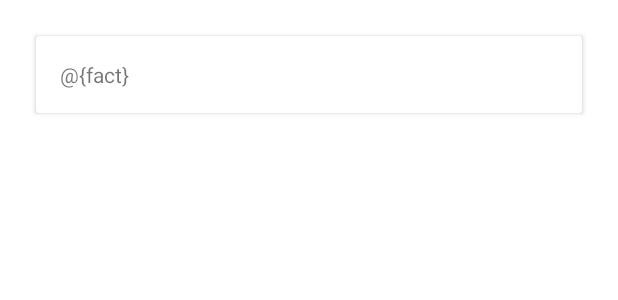
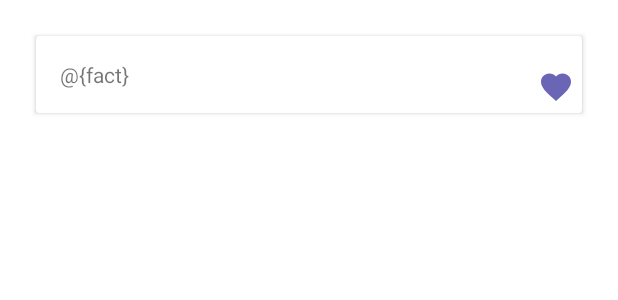
Before and after one commit to ZhuanM/android-facts, an Android app: the layout facts_list_item.xml on its own in the app's theme, with its tools: preview values and no code run, on a phone screen of 412 x 824 dp. Shown: the top 300 px of the screen. Run offline under Robolectric (Android 15) with nearby library versions, the phone set to English and light mode, and no system bars.

Commit message:
Added favorite icon with no functionality yet

```diff
--- /dev/null
+++ b/app/src/main/res/drawable/purple_heart.xml
@@ -0,0 +1,8 @@
+<!-- drawable/heart.xml -->
+<vector xmlns:android="http://schemas.android.com/apk/res/android"
+    android:height="24dp"
+    android:width="24dp"
+    android:viewportWidth="24"
+    android:viewportHeight="24">
+    <path android:fillColor="#6A65B5" android:pathData="M12,21.35L10.55,20.03C5.4,15.36 2,12.27 2,8.5C2,5.41 4.42,3 7.5,3C9.24,3 10.91,3.81 12,5.08C13.09,3.81 14.76,3 16.5,3C19.58,3 22,5.41 22,8.5C22,12.27 18.6,15.36 13.45,20.03L12,21.35Z" />
+</vector>
--- a/app/src/main/res/layout/facts_list_item.xml
+++ b/app/src/main/res/layout/facts_list_item.xml
@@ -5,23 +5,35 @@
     android:orientation="vertical"
     android:padding="16dp">
 
-<!--    <data>-->
-<!--        <variable-->
-<!--            name="fact"-->
-<!--            type="String" />-->
-<!--    </data>-->
-
     <androidx.cardview.widget.CardView
         android:layout_width="match_parent"
         android:layout_height="wrap_content"
         android:layout_margin="8dp">
 
-        <TextView
-            android:id="@+id/fact_text_view"
+        <LinearLayout
             android:layout_width="match_parent"
             android:layout_height="wrap_content"
-            android:padding="16dp"
-            android:text="@{fact}" />
+            android:orientation="horizontal">
+
+            <TextView
+                android:id="@+id/fact_text_view"
+                android:layout_width="0dp"
+                android:layout_height="wrap_content"
+                android:layout_weight="1"
+                android:padding="16dp"
+                android:text="@{fact}"/>
+
+            <ImageView
+                android:id="@+id/heart_icon"
+                android:layout_width="wrap_content"
+                android:layout_height="wrap_content"
+                android:src="@drawable/purple_heart"
+                android:layout_gravity="bottom|end"
+                android:layout_weight="0"
+                android:layout_marginBottom="5dp"
+                android:layout_marginRight="5dp"/>
+
+        </LinearLayout>
 
     </androidx.cardview.widget.CardView>
 
--- a/app/src/main/res/layout/fragment_facts.xml
+++ b/app/src/main/res/layout/fragment_facts.xml
@@ -13,6 +13,7 @@
         app:layout_constraintBottom_toBottomOf="parent"
         app:layout_constraintEnd_toEndOf="parent"
         app:layout_constraintStart_toStartOf="parent"
-        app:layout_constraintTop_toTopOf="parent" />
+        app:layout_constraintTop_toTopOf="parent"
+        android:paddingBottom="60dp"/>
 
 </androidx.constraintlayout.widget.ConstraintLayout>
--- a/app/src/main/res/menu/bottom_nav_menu.xml
+++ b/app/src/main/res/menu/bottom_nav_menu.xml
@@ -8,7 +8,7 @@
 
     <item
         android:id="@+id/navigation_favorites"
-        android:icon="@drawable/heart"
+        android:icon="@drawable/playlist_star"
         android:title="@string/title_favorites" />
 
 </menu>
```
Also changed, not shown: app/src/main/res/drawable/playlist_star.xml (added, +8 -0 lines).
